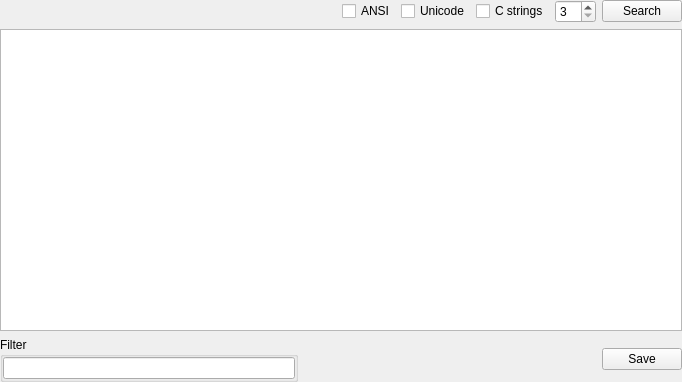
This is SearchStrings/searchstringswidget.ui in horsicq/FormatWidgets as Qt 5 draws it before an edit. The edited form follows.
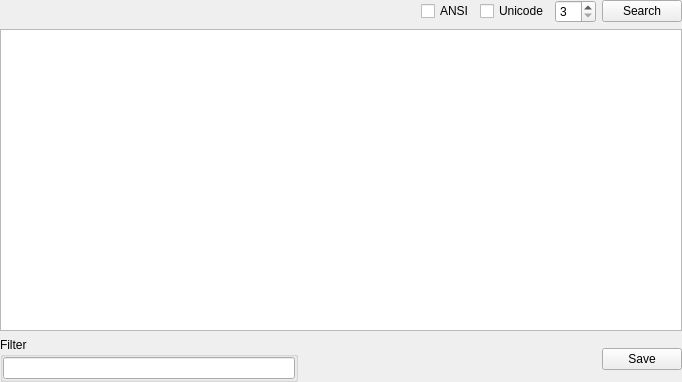
This is the edited form.

```diff
--- a/SearchStrings/searchstringswidget.ui
+++ b/SearchStrings/searchstringswidget.ui
@@ -55,13 +55,6 @@
        </property>
       </widget>
      </item>
-     <item>
-      <widget class="QCheckBox" name="checkBoxCStrings">
-       <property name="text">
-        <string notr="true">C strings</string>
-       </property>
-      </widget>
-     </item>
      <item>
       <widget class="QSpinBox" name="spinBoxMinLength">
        <property name="minimum">
```
Left out of the diff: 4 changed lines with no effect on the pictures.
